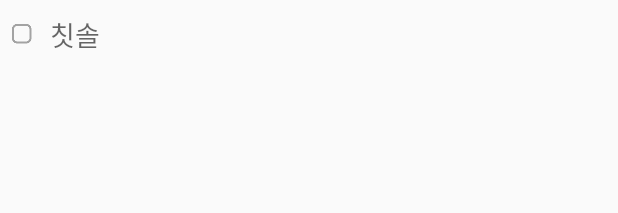
After one commit to mtw9411/2019_Khuthon, an Android app: the layout recycler_memo_checklist.xml on its own in the app's theme, with its tools: preview values and no code run, on a phone screen of 412 x 824 dp. The commit adds this screen. Shown: the top 213 px of the screen. Run offline under Robolectric (Android 15) with nearby library versions, the phone set to English and light mode, and no system bars.

Commit message:
리사이클러뷰 중간

```diff
--- /dev/null
+++ b/Khuthon2019/app/src/main/res/layout/recycler_memo_checklist.xml
@@ -0,0 +1,34 @@
+<?xml version="1.0" encoding="utf-8"?>
+<android.support.constraint.ConstraintLayout
+    xmlns:android="http://schemas.android.com/apk/res/android"
+    xmlns:app="http://schemas.android.com/apk/res-auto"
+    xmlns:tools="http://schemas.android.com/tools"
+    android:layout_width="match_parent"
+    android:layout_height="match_parent">
+
+    <ImageView
+        android:id="@+id/checkbox"
+        android:layout_width="wrap_content"
+        android:layout_height="wrap_content"
+        android:layout_marginStart="8dp"
+        android:layout_marginLeft="8dp"
+        android:layout_marginTop="16dp"
+        app:layout_constraintStart_toStartOf="parent"
+        app:layout_constraintTop_toTopOf="parent"
+        app:srcCompat="@mipmap/check_before" />
+
+    <EditText
+        android:id="@+id/check_name"
+        android:layout_width="wrap_content"
+        android:layout_height="wrap_content"
+        android:layout_marginStart="12dp"
+        android:layout_marginLeft="12dp"
+        android:background="@null"
+        android:ems="10"
+        android:hint="칫솔"
+        android:inputType="textPersonName"
+        android:textSize="18sp"
+        app:layout_constraintBottom_toBottomOf="@+id/checkbox"
+        app:layout_constraintStart_toEndOf="@+id/checkbox"
+        app:layout_constraintTop_toTopOf="@+id/checkbox" />
+</android.support.constraint.ConstraintLayout>
```
Also changed, not shown: Khuthon2019/app/src/main/java/com/smartoc/khuthon2019/memo1.java (+55 -6 lines), Khuthon2019/app/src/main/res/layout/activity_memo1.xml (+11 -3 lines), Khuthon2019/app/src/main/res/mipmap-xxhdpi/check_after.png (added), Khuthon2019/app/src/main/res/mipmap-xxhdpi/check_before.png (added), Khuthon2019/app/src/main/res/mipmap-xxhdpi/plus_button.png (added).
